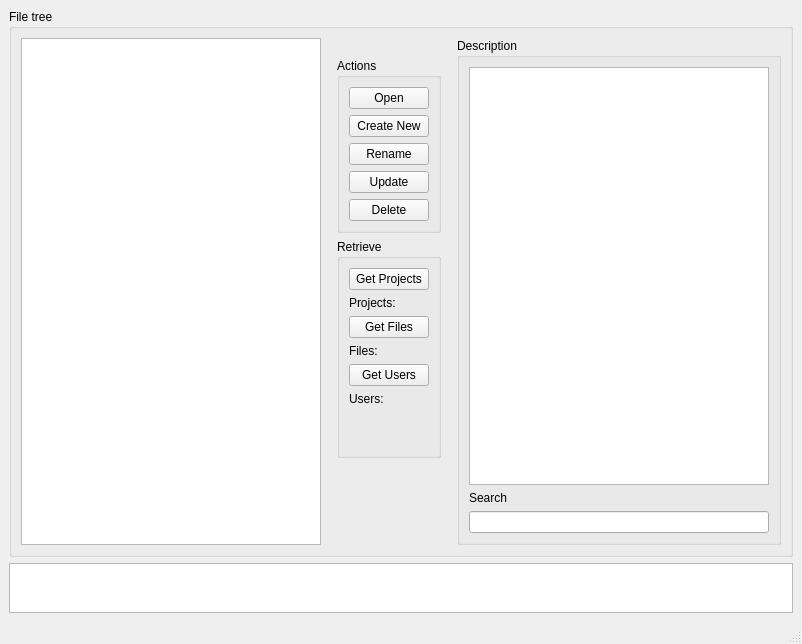
Before: the Qt Designer form views/ui/ProjectManager.ui in Saldenisov/pyconlyse, drawn with Qt 5.
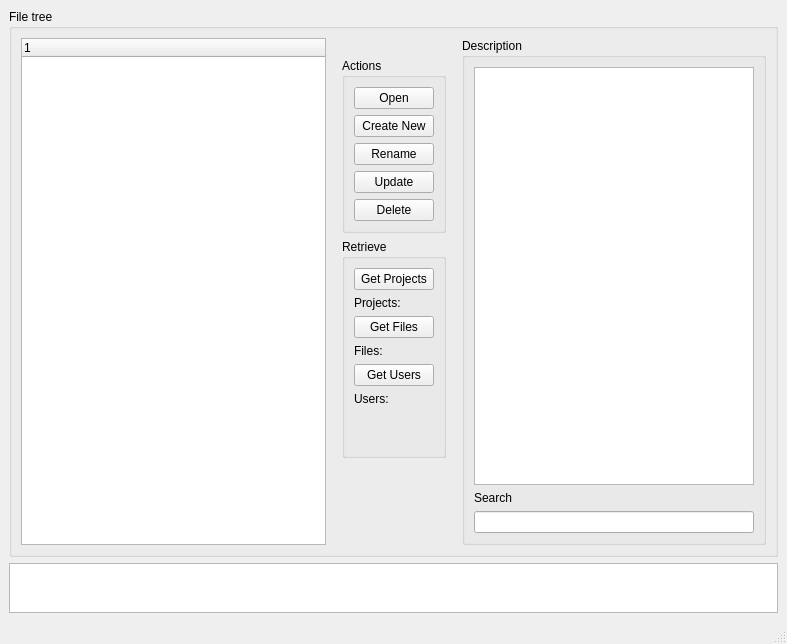
After: the same form once the commit is applied.

Commit message: Table_description ProjectManager GUI is working

The edit to the form file:
```diff
--- a/views/ui/ProjectManager.ui
+++ b/views/ui/ProjectManager.ui
@@ -24,28 +24,12 @@
         </property>
         <layout class="QHBoxLayout" name="horizontalLayout">
          <item>
-          <widget class="QTreeView" name="treeView_file">
-           <property name="enabled">
-            <bool>true</bool>
-           </property>
-           <property name="sizePolicy">
-            <sizepolicy hsizetype="Expanding" vsizetype="Expanding">
-             <horstretch>0</horstretch>
-             <verstretch>0</verstretch>
-            </sizepolicy>
-           </property>
-           <property name="minimumSize">
-            <size>
-             <width>300</width>
-             <height>350</height>
-            </size>
-           </property>
-           <property name="baseSize">
-            <size>
-             <width>0</width>
-             <height>0</height>
-            </size>
-           </property>
+          <widget class="QTreeWidget" name="treeWidget">
+           <column>
+            <property name="text">
+             <string notr="true">1</string>
+            </property>
+           </column>
           </widget>
          </item>
          <item>
@@ -189,14 +173,7 @@
            </property>
            <layout class="QVBoxLayout" name="verticalLayout_2">
             <item>
-             <widget class="QTreeView" name="treeView_description">
-              <property name="minimumSize">
-               <size>
-                <width>300</width>
-                <height>350</height>
-               </size>
-              </property>
-             </widget>
+             <widget class="QTableWidget" name="tableWidget_description"/>
             </item>
             <item>
              <widget class="QLabel" name="label_search">
```
Left out of the diff: 4 changed lines with no effect on the pictures. The commit also changes 11 other files.
